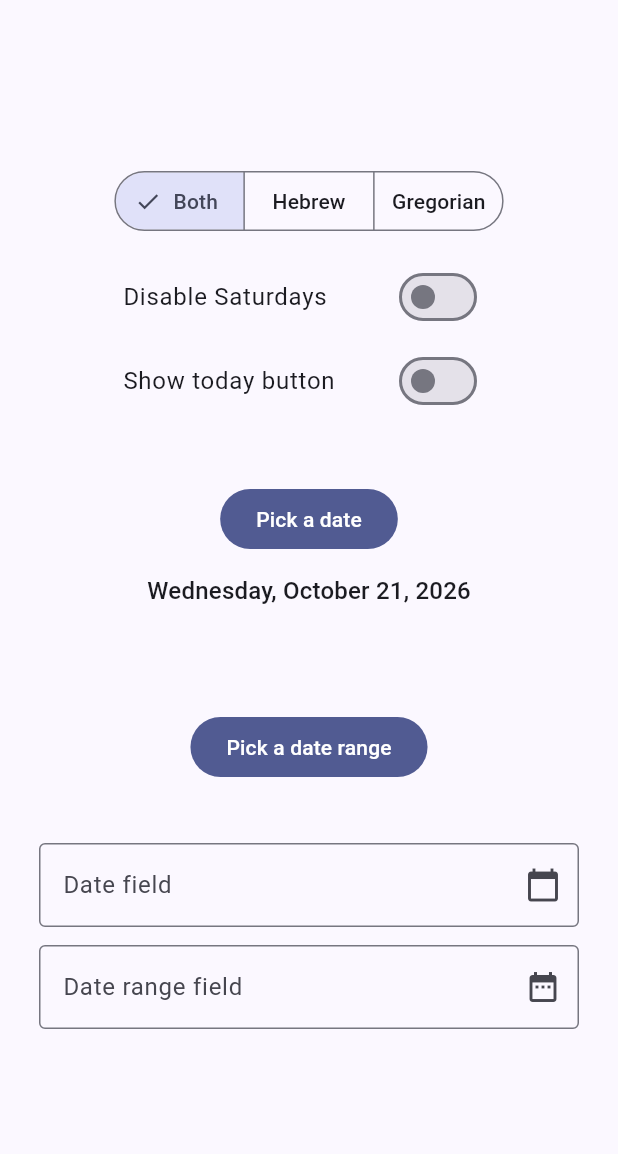
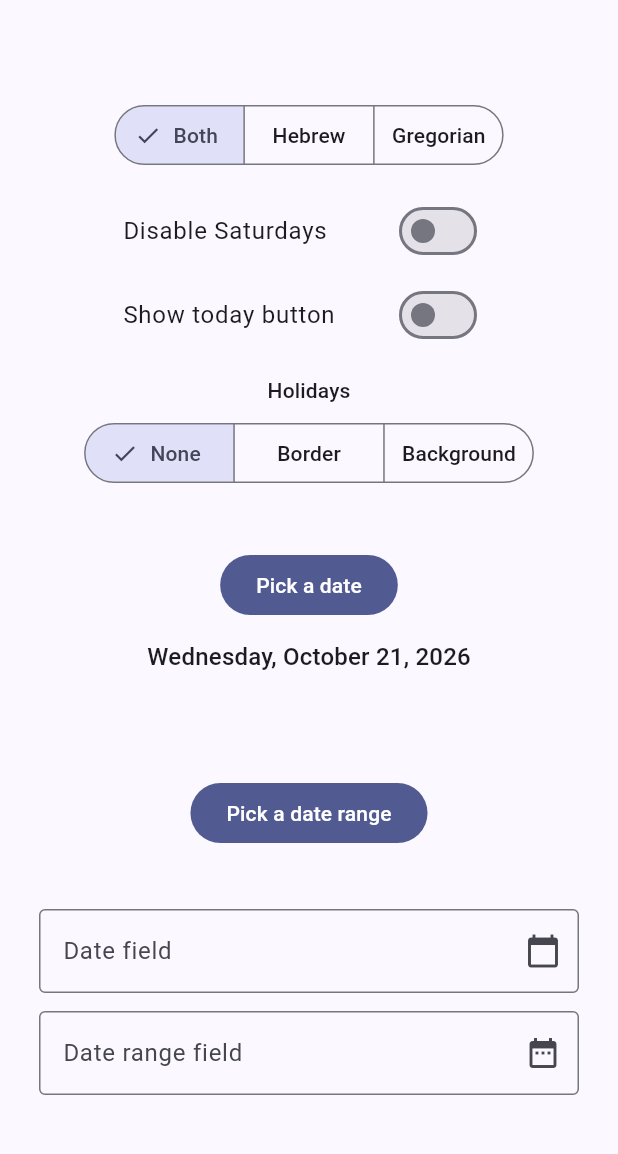
Before and after one commit to blimyp/hebrew_date_picker, a Flutter app: the screen it shows after launch, on a phone screen of 412 x 824 dp, the part 63-1217 px from its top. Run offline on Flutter 3.47's test engine with Material 3 defaults, Android fonts, the phone set to English and light mode, and no system bars; our stand-ins replace table_calendar; missing offline and left inert: kosher_dart.

Commit message:
Add holidayDecoration to mark the Yamim Tovim

```diff
--- a/example/lib/main.dart
+++ b/example/lib/main.dart
@@ -1,3 +1,5 @@
+import 'dart:math' as math;
+
 import 'package:flutter/material.dart';
 import 'package:hebrew_date_picker/hebrew_date_picker.dart';
 
@@ -29,8 +31,11 @@ class _ExamplePageState extends State<ExamplePage> {
   CalendarMode _calendarMode = CalendarMode.both;
   bool _disableSaturdays = false;
   bool _showTodayButton = false;
+  _HolidayStyle _holidayStyle = _HolidayStyle.none;
 
   bool _isSelectable(DateTime day) => !_disableSaturdays || day.weekday != DateTime.saturday;
+
+  Decoration? get _holidayDecoration => _holidayStyle.decoration(Theme.of(context).colorScheme);
 
   Future<void> _pickDate() async {
     final picked = await showHebrewDatePicker(
@@ -41,6 +46,7 @@ class _ExamplePageState extends State<ExamplePage> {
       lastDate: DateTime(2035),
       selectableDayPredicate: _isSelectable,
       showTodayButton: _showTodayButton,
+      holidayDecoration: _holidayDecoration,
       calendarMode: _calendarMode,
     );
     if (picked != null) setState(() => _date = picked);
@@ -57,6 +63,7 @@ class _ExamplePageState extends State<ExamplePage> {
       lastDate: DateTime(2035),
       selectableDayPredicate: _isSelectable,
       showTodayButton: _showTodayButton,
+      holidayDecoration: _holidayDecoration,
       calendarMode: _calendarMode,
     );
     if (picked != null) setState(() => _range = picked);
@@ -102,6 +109,17 @@ class _ExamplePageState extends State<ExamplePage> {
                   onChanged: (value) => setState(() => _showTodayButton = value),
                 ),
               ),
+              const SizedBox(height: 12),
+              Text('Holidays', style: textTheme.titleSmall),
+              const SizedBox(height: 8),
+              SegmentedButton<_HolidayStyle>(
+                segments: [
+                  for (final style in _HolidayStyle.values)
+                    ButtonSegment(value: style, label: Text(style.label)),
+                ],
+                selected: {_holidayStyle},
+                onSelectionChanged: (styles) => setState(() => _holidayStyle = styles.first),
+              ),
               const SizedBox(height: 40),
               FilledButton(onPressed: _pickDate, child: const Text('Pick a date')),
               const SizedBox(height: 12),
@@ -129,6 +147,7 @@ class _ExamplePageState extends State<ExamplePage> {
                   lastDate: DateTime(2035),
                   selectableDayPredicate: _isSelectable,
                   showTodayButton: _showTodayButton,
+                  holidayDecoration: _holidayDecoration,
                   calendarMode: _calendarMode,
                   decoration: const InputDecoration(
                     labelText: 'Date field',
@@ -145,6 +164,7 @@ class _ExamplePageState extends State<ExamplePage> {
                   lastDate: DateTime(2035),
                   selectableDayPredicate: _isSelectable,
                   showTodayButton: _showTodayButton,
+                  holidayDecoration: _holidayDecoration,
                   calendarMode: _calendarMode,
                   decoration: const InputDecoration(
                     labelText: 'Date range field',
@@ -160,3 +180,60 @@ class _ExamplePageState extends State<ExamplePage> {
     );
   }
 }
+
+/// Ways to mark the holidays: `holidayDecoration` takes any [Decoration].
+enum _HolidayStyle {
+  none('None'),
+  border('Border'),
+  background('Background');
+
+  const _HolidayStyle(this.label);
+
+  final String label;
+
+  /// Colors from the theme, so the marks match the picker.
+  Decoration? decoration(ColorScheme colors) => switch (this) {
+        none => null,
+        border => _DashedCircleDecoration(color: colors.primary),
+        background => BoxDecoration(shape: BoxShape.circle, color: colors.secondaryContainer),
+      };
+}
+
+/// A dashed circle around the day, as an example of a custom [Decoration].
+class _DashedCircleDecoration extends Decoration {
+  const _DashedCircleDecoration({required this.color});
+
+  final Color color;
+
+  @override
+  BoxPainter createBoxPainter([VoidCallback? onChanged]) => _DashedCirclePainter(color);
+}
+
+class _DashedCirclePainter extends BoxPainter {
+  _DashedCirclePainter(this.color);
+
+  final Color color;
+
+  static const int _dashCount = 16;
+  static const double _strokeWidth = 1.5;
+
+  /// The share of each dash-and-gap step taken by the dash.
+  static const double _dashRatio = 0.6;
+
+  @override
+  void paint(Canvas canvas, Offset offset, ImageConfiguration configuration) {
+    final Size size = configuration.size!;
+    final paint = Paint()
+      ..color = color
+      ..style = PaintingStyle.stroke
+      ..strokeWidth = _strokeWidth;
+    final rect = Rect.fromCircle(
+      center: offset + size.center(Offset.zero),
+      radius: (size.shortestSide - _strokeWidth) / 2,
+    );
+    const double step = 2 * math.pi / _dashCount;
+    for (int i = 0; i < _dashCount; i++) {
+      canvas.drawArc(rect, i * step, step * _dashRatio, false, paint);
+    }
+  }
+}
--- a/lib/src/hebrew_date_form_field.dart
+++ b/lib/src/hebrew_date_form_field.dart
@@ -43,6 +43,7 @@ class HebrewDateFormField extends FormField<DateTime> {
     @Deprecated('Use calendarMode instead. Will be removed in 1.0.0.') CalendarMode? dayMode,
     this.initialDatePickerMode = DatePickerMode.day,
     this.showTodayButton = false,
+    this.holidayDecoration,
     this.locale,
     this.helpText,
     this.cancelText,
@@ -98,6 +99,9 @@ class HebrewDateFormField extends FormField<DateTime> {
 
   /// See [HebrewDatePicker.showTodayButton].
   final bool showTodayButton;
+
+  /// See [HebrewDatePicker.holidayDecoration].
+  final Decoration? holidayDecoration;
 
   /// See [HebrewDatePicker.locale].
   final String? locale;
@@ -158,6 +162,7 @@ class _HebrewDateFormFieldState extends _PickerFormFieldState<DateTime> {
       calendarMode: widget.calendarMode,
       initialDatePickerMode: widget.initialDatePickerMode,
       showTodayButton: widget.showTodayButton,
+      holidayDecoration: widget.holidayDecoration,
       locale: widget.locale,
       helpText: widget.helpText,
       cancelText: widget.cancelText,
@@ -206,6 +211,7 @@ class HebrewDateRangeFormField extends FormField<DateTimeRange> {
     @Deprecated('Use calendarMode instead. Will be removed in 1.0.0.') CalendarMode? dayMode,
     this.initialDatePickerMode = DatePickerMode.day,
     this.showTodayButton = false,
+    this.holidayDecoration,
     this.locale,
     this.helpText,
     this.cancelText,
@@ -268,6 +274,9 @@ class HebrewDateRangeFormField extends FormField<DateTimeRange> {
   /// See [HebrewDateRangePicker.showTodayButton].
   final bool showTodayButton;
 
+  /// See [HebrewDateRangePicker.holidayDecoration].
+  final Decoration? holidayDecoration;
+
   /// See [HebrewDateRangePicker.locale].
   final String? locale;
 
@@ -327,6 +336,7 @@ class _HebrewDateRangeFormFieldState extends _PickerFormFieldState<DateTimeRange
       calendarMode: widget.calendarMode,
       initialDatePickerMode: widget.initialDatePickerMode,
       showTodayButton: widget.showTodayButton,
+      holidayDecoration: widget.holidayDecoration,
       locale: widget.locale,
       helpText: widget.helpText,
       cancelText: widget.cancelText,
```
Also changed, not shown: lib/src/hebrew_date_extension.dart (+8 -0 lines), lib/src/hebrew_date_picker.dart (+30 -1 lines), 3 other files.
